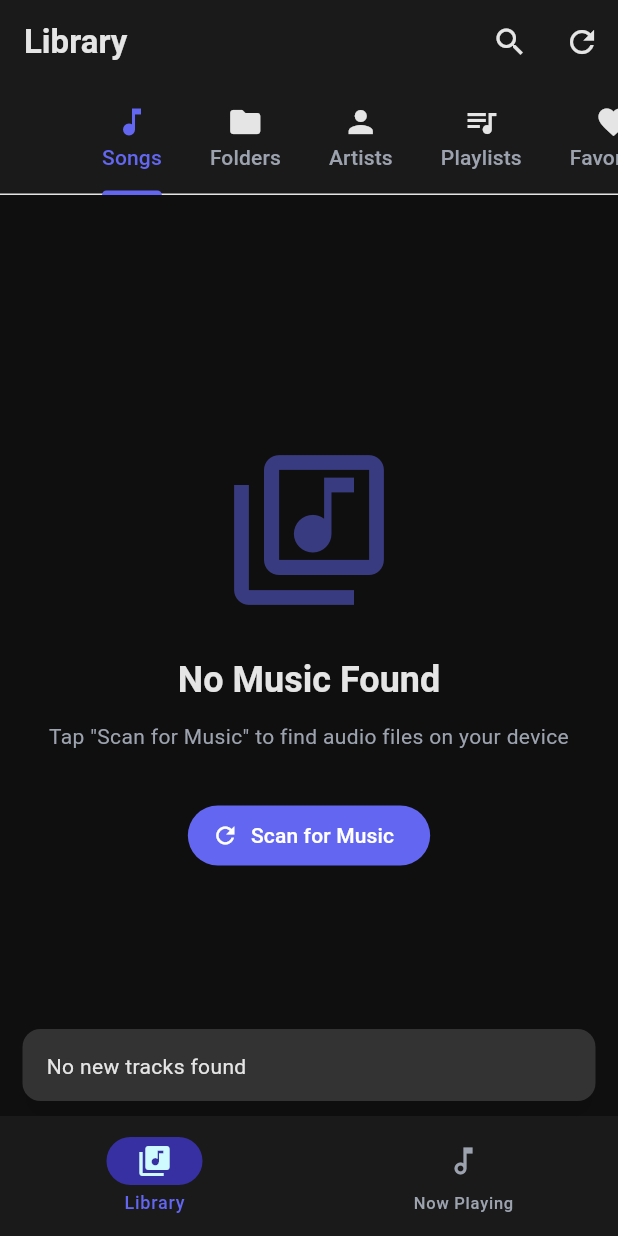
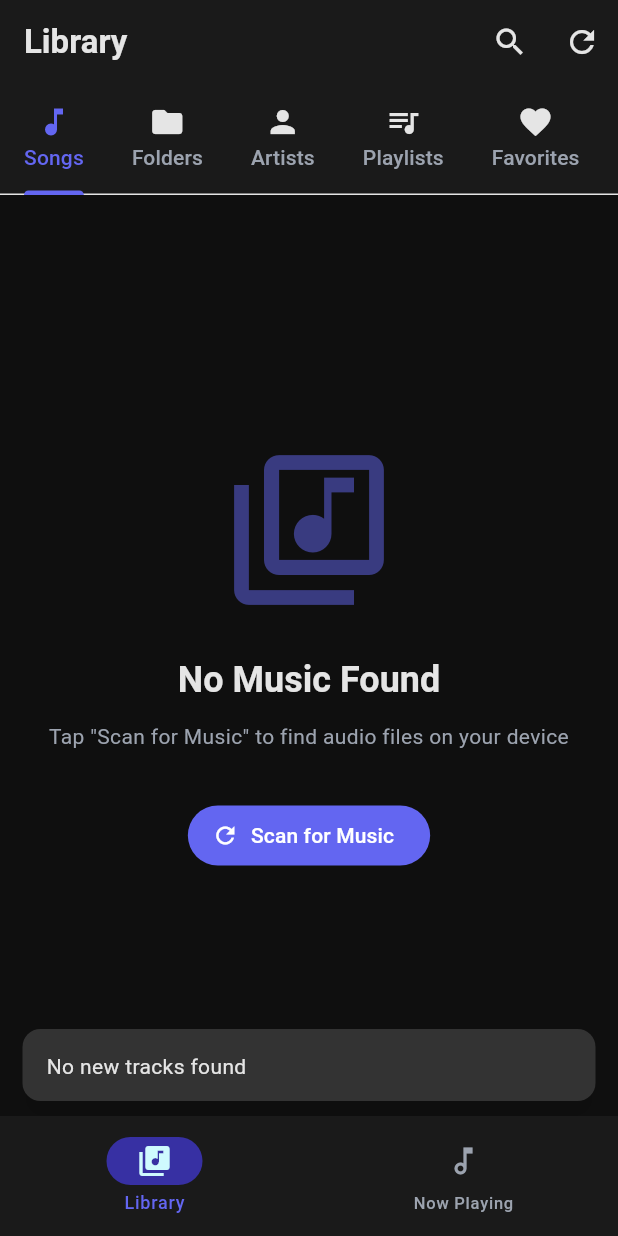
Before and after one commit to Nicosa99/soultune-clean, a Flutter app: the screen it shows after launch, after a tap on "Scan for Music", on a phone screen of 412 x 824 dp. Run offline on Flutter 3.47's test engine with Material 3 defaults, Android fonts, the phone set to English and light mode, and no system bars; our stand-ins replace audio_service, file_picker, flutter_riverpod, freezed_annotation, hive, hive_flutter and 4 more; missing offline and left inert: audio_session, audiotags; accounts and stored records are empty; generated files the repository leaves out were written again; statements that could not run were skipped; project files that could hold a hidden picture were left out.

Commit message:
fix: resolve tab alignment and playlist loading issues
- Add tabAlignment: TabAlignment.start to fix left padding in Library tabs
- Yield initial value in playlistsStreamProvider to prevent infinite loading

```diff
--- a/lib/features/library/presentation/screens/library_screen.dart
+++ b/lib/features/library/presentation/screens/library_screen.dart
@@ -116,6 +116,7 @@ class _LibraryScreenState extends ConsumerState<LibraryScreen>
         bottom: TabBar(
           controller: _tabController,
           isScrollable: true, // Allow scrolling for 5 tabs
+          tabAlignment: TabAlignment.start, // Align tabs to the left
           tabs: const [
             Tab(
               icon: Icon(Icons.music_note),
--- a/lib/features/playlist/presentation/providers/playlist_providers.dart
+++ b/lib/features/playlist/presentation/providers/playlist_providers.dart
@@ -70,6 +70,11 @@ Future<List<Playlist>> allPlaylists(AllPlaylistsRef ref) async {
 @riverpod
 Stream<List<Playlist>> playlistsStream(PlaylistsStreamRef ref) async* {
   final dataSource = await ref.watch(playlistDataSourceProvider.future);
+
+  // Yield initial value first to avoid loading loop
+  yield await dataSource.getAllPlaylists();
+
+  // Then yield updates as they come
   yield* dataSource.watchPlaylists();
 }
 
```
